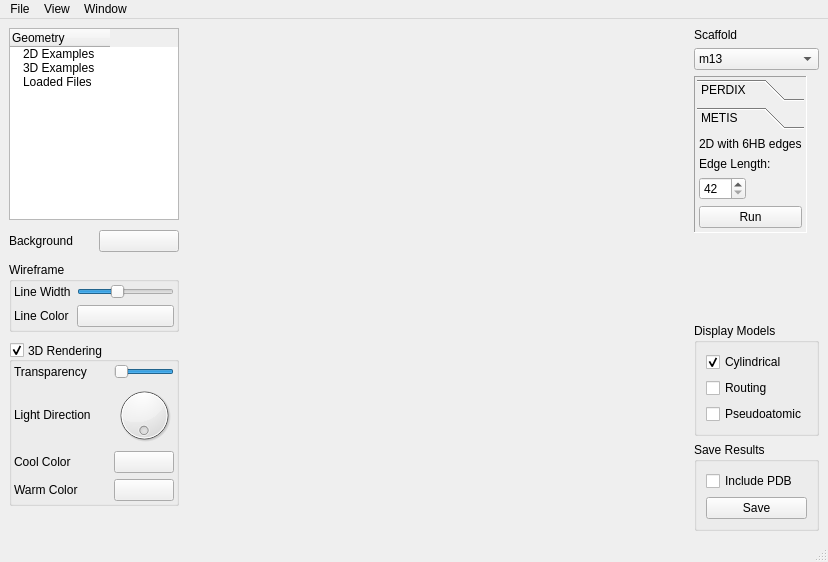
The window that ui/AthenaMainWindow.ui (lcbb/athena) describes before a commit, drawn with Qt 5.
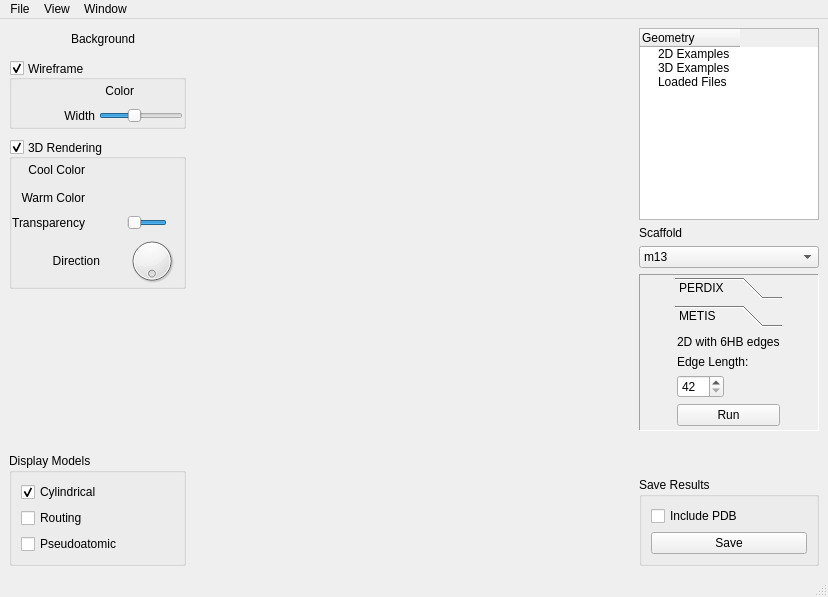
The same window after the commit. The open tabs and pages were chosen to show the change. Custom widgets are drawn as their Qt base class.

Commit message: Scramble the GUI a bit

What changed in the file:
```diff
--- a/ui/AthenaMainWindow.ui
+++ b/ui/AthenaMainWindow.ui
@@ -36,7 +36,7 @@
        <layout class="QHBoxLayout" name="upperLayout">
         <item>
          <widget class="QWidget" name="inputSidebar" native="true">
-          <layout class="QVBoxLayout" name="inputSidebarLayout" stretch="0,0,0,0,1">
+          <layout class="QVBoxLayout" name="inputSidebarLayout" stretch="0,0,0,0,0">
            <property name="spacing">
             <number>10</number>
            </property>
@@ -52,81 +52,6 @@
            <property name="bottomMargin">
             <number>0</number>
            </property>
-           <item>
-            <widget class="FileSelectionTreeWidget" name="geometryList">
-             <property name="sizePolicy">
-              <sizepolicy hsizetype="Maximum" vsizetype="Expanding">
-               <horstretch>0</horstretch>
-               <verstretch>0</verstretch>
-              </sizepolicy>
-             </property>
-             <property name="maximumSize">
-              <size>
-               <width>180</width>
-               <height>16777215</height>
-              </size>
-             </property>
-             <property name="horizontalScrollBarPolicy">
-              <enum>Qt::ScrollBarAsNeeded</enum>
-             </property>
-             <property name="editTriggers">
-              <set>QAbstractItemView::NoEditTriggers</set>
-             </property>
-             <property name="showDropIndicator" stdset="0">
-              <bool>false</bool>
-             </property>
-             <property name="textElideMode">
-              <enum>Qt::ElideNone</enum>
-             </property>
-             <property name="indentation">
-              <number>10</number>
-             </property>
-             <property name="allColumnsShowFocus">
-              <bool>true</bool>
-             </property>
-             <attribute name="headerShowSortIndicator" stdset="0">
-              <bool>false</bool>
-             </attribute>
-             <attribute name="headerStretchLastSection">
-              <bool>false</bool>
-             </attribute>
-             <column>
-              <property name="text">
-               <string>Geometry</string>
-              </property>
-             </column>
-             <item>
-              <property name="text">
-               <string>2D Examples</string>
-              </property>
-              <property name="flags">
-               <set>ItemIsEnabled</set>
-              </property>
-             </item>
-             <item>
-              <property name="text">
-               <string>3D Examples</string>
-              </property>
-              <property name="flags">
-               <set>ItemIsEnabled</set>
-              </property>
-             </item>
-             <item>
-              <property name="text">
-               <string>Loaded Files</string>
-              </property>
-              <property name="statusTip">
-               <string/>
-              </property>
-              <property name="whatsThis">
-               <string>Load custom files by choosing Load from the File menu</string>
-              </property>
-              <property name="flags">
-               <set>ItemIsEnabled</set>
-              </property>
-             </item>
-            </widget>
-           </item>
            <item>
             <layout class="QHBoxLayout" name="horizontalLayout_4">
              <property name="topMargin">
@@ -135,6 +60,19 @@
              <property name="bottomMargin">
               <number>0</number>
              </property>
+             <item>
+              <spacer name="horizontalSpacer_3">
+               <property name="orientation">
+                <enum>Qt::Horizontal</enum>
+               </property>
+               <property name="sizeHint" stdset="0">
+                <size>
+                 <width>15</width>
+                 <height>20</height>
+                </size>
+               </property>
+              </spacer>
+             </item>
              <item>
               <widget class="QLabel" name="label_3">
                <property name="text">
@@ -147,6 +85,9 @@
                <property name="text">
                 <string/>
                </property>
+               <property name="flat">
+                <bool>true</bool>
+               </property>
               </widget>
              </item>
             </layout>
@@ -154,38 +95,47 @@
            <item>
             <widget class="QGroupBox" name="groupBox">
              <property name="sizePolicy">
-              <sizepolicy hsizetype="Maximum" vsizetype="Preferred">
+              <sizepolicy hsizetype="Minimum" vsizetype="Preferred">
                <horstretch>0</horstretch>
                <verstretch>0</verstretch>
               </sizepolicy>
              </property>
              <property name="minimumSize">
               <size>
-               <width>170</width>
+               <width>0</width>
                <height>0</height>
               </size>
              </property>
              <property name="title">
               <string>Wireframe</string>
              </property>
+             <property name="alignment">
+              <set>Qt::AlignLeading|Qt::AlignLeft|Qt::AlignVCenter</set>
+             </property>
              <property name="flat">
               <bool>true</bool>
              </property>
-             <layout class="QGridLayout" name="gridLayout_3">
+             <property name="checkable">
+              <bool>true</bool>
+             </property>
+             <layout class="QGridLayout" name="gridLayout_3" columnstretch="0,0,0,0,0,0">
               <property name="leftMargin">
-               <number>2</number>
+               <number>0</number>
               </property>
               <property name="topMargin">
-               <number>2</number>
+               <number>0</number>
               </property>
               <property name="rightMargin">
-               <number>2</number>
+               <number>0</number>
               </property>
               <property name="bottomMargin">
-               <number>2</number>
+               <number>0</number>
               </property>
-              <item row="2" column="0">
-               <widget class="QLabel" name="label_15">
+              <property name="spacing">
+               <number>4</number>
+              </property>
+              <item row="2" column="1">
+               <widget class="QLabel" name="label_2">
                 <property name="sizePolicy">
                  <sizepolicy hsizetype="Maximum" vsizetype="Preferred">
                   <horstretch>0</horstretch>
@@ -193,14 +143,17 @@
                  </sizepolicy>
                 </property>
                 <property name="text">
-                 <string>Line Color</string>
+                 <string>Width</string>
+                </property>
+                <property name="alignment">
+                 <set>Qt::AlignRight|Qt::AlignTrailing|Qt::AlignVCenter</set>
                 </property>
                </widget>
               </item>
-              <item row="0" column="1">
+              <item row="2" column="2" colspan="4">
                <widget class="QSlider" name="lineWidthSlider">
                 <property name="sizePolicy">
-                 <sizepolicy hsizetype="Minimum" vsizetype="Fixed">
+                 <sizepolicy hsizetype="Maximum" vsizetype="Fixed">
                   <horstretch>0</horstretch>
                   <verstretch>0</verstretch>
                  </sizepolicy>
@@ -222,31 +175,69 @@
                 </property>
                </widget>
               </item>
-              <item row="2" column="1">
+              <item row="1" column="1" colspan="2">
+               <spacer name="horizontalSpacer_2">
+                <property name="orientation">
+                 <enum>Qt::Horizontal</enum>
+                </property>
+                <property name="sizeType">
+                 <enum>QSizePolicy::Preferred</enum>
+                </property>
+                <property name="sizeHint" stdset="0">
+                 <size>
+                  <width>2</width>
+                  <height>20</height>
+                 </size>
+                </property>
+               </spacer>
+              </item>
+              <item row="1" column="3">
+               <widget class="QLabel" name="label_15">
+                <property name="sizePolicy">
+                 <sizepolicy hsizetype="Maximum" vsizetype="Preferred">
+                  <horstretch>0</horstretch>
+                  <verstretch>0</verstretch>
+                 </sizepolicy>
+                </property>
+                <property name="text">
+                 <string>Color</string>
+                </property>
+                <property name="alignment">
+                 <set>Qt::AlignRight|Qt::AlignTrailing|Qt::AlignVCenter</set>
+                </property>
+               </widget>
+              </item>
+              <item row="1" column="4">
                <widget class="ColorButton" name="lineColorButton">
                 <property name="sizePolicy">
-                 <sizepolicy hsizetype="MinimumExpanding" vsizetype="Fixed">
+                 <sizepolicy hsizetype="Maximum" vsizetype="Fixed">
                   <horstretch>0</horstretch>
                   <verstretch>0</verstretch>
                  </sizepolicy>
                 </property>
+                <property name="layoutDirection">
+                 <enum>Qt::LeftToRight</enum>
+                </property>
                 <property name="text">
                  <string/>
                 </property>
+                <property name="flat">
+                 <bool>true</bool>
+                </property>
                </widget>
               </item>
-              <item row="0" column="0">
-               <widget class="QLabel" name="label_2">
-                <property name="sizePolicy">
-                 <sizepolicy hsizetype="Maximum" vsizetype="Preferred">
-                  <horstretch>0</horstretch>
-                  <verstretch>0</verstretch>
-                 </sizepolicy>
+              <item row="2" column="0">
+               <spacer name="horizontalSpacer_4">
+                <property name="orientation">
+                 <enum>Qt::Horizontal</enum>
                 </property>
-                <property name="text">
-                 <string>Line Width</string>
+                <property name="sizeHint" stdset="0">
+                 <size>
+                  <width>40</width>
+                  <height>20</height>
+                 </size>
                 </property>
-               </widget>
+               </spacer>
               </item>
              </layout>
             </widget>
@@ -254,7 +245,7 @@
            <item>
             <widget class="AutoResizingStackedWidget" name="renderControls">
              <property name="sizePolicy">
-              <sizepolicy hsizetype="Fixed" vsizetype="Maximum">
+              <sizepolicy hsizetype="Minimum" vsizetype="Maximum">
                <horstretch>0</horstretch>
                <verstretch>0</verstretch>
               </sizepolicy>
@@ -376,7 +367,7 @@
              </widget>
              <widget class="QWidget" name="controls_3D_container">
               <property name="sizePolicy">
-               <sizepolicy hsizetype="Fixed" vsizetype="Minimum">
+               <sizepolicy hsizetype="Minimum" vsizetype="Minimum">
                 <horstretch>0</horstretch>
                 <verstretch>0</verstretch>
                </sizepolicy>
@@ -400,14 +391,14 @@
                <item>
                 <widget class="QGroupBox" name="controls_3D">
                  <property name="sizePolicy">
-                  <sizepolicy hsizetype="Fixed" vsizetype="Preferred">
-                   <horstretch>0</horstretch>
+                  <sizepolicy hsizetype="Minimum" vsizetype="Maximum">
+                   <horstretch>1</horstretch>
                    <verstretch>0</verstretch>
                   </sizepolicy>
                  </property>
                  <property name="minimumSize">
                   <size>
-                   <width>170</width>
+                   <width>0</width>
                    <height>0</height>
                   </size>
                  </property>
@@ -426,71 +417,26 @@
                  <property name="checked">
                   <bool>true</bool>
                  </property>
-                 <layout class="QGridLayout" name="gridLayout_4" rowstretch="0,0,0,0,0" columnstretch="0,0" columnminimumwidth="0,0">
+                 <layout class="QGridLayout" name="gridLayout_4" rowstretch="0,0,0,0,0,0,0,0,0,0,0" columnstretch="0,0,0,0,0,0,0">
                   <property name="sizeConstraint">
                    <enum>QLayout::SetDefaultConstraint</enum>
                   </property>
                   <property name="leftMargin">
-                   <number>2</number>
+                   <number>0</number>
                   </property>
                   <property name="topMargin">
-                   <number>2</number>
+                   <number>0</number>
                   </property>
                   <property name="rightMargin">
-                   <number>2</number>
+                   <number>0</number>
                   </property>
                   <property name="bottomMargin">
-                   <number>2</number>
+                   <number>0</number>
                   </property>
-                  <item row="0" column="1">
-                   <widget class="QSlider" name="alphaSlider">
-                    <property name="sizePolicy">
-                     <sizepolicy hsizetype="Maximum" vsizetype="Fixed">
-                      <horstretch>0</horstretch>
-                      <verstretch>0</verstretch>
-                     </sizepolicy>
-                    </property>
-                    <property name="maximumSize">
-                     <size>
-                      <width>60</width>
-                      <height>16777215</height>
-                     </size>
-                    </property>
-                    <property name="maximum">
-                     <number>255</number>
-                    </property>
-                    <property name="value">
-                     <number>255</number>
-                    </property>
-                    <property name="orientation">
-                     <enum>Qt::Horizontal</enum>
-                    </property>
-                    <property name="invertedAppearance">
-                     <bool>true</bool>
-                    </property>
-                    <property name="invertedControls">
-                     <bool>false</bool>
-                    </property>
-                   </widget>
-                  </item>
-                  <item row="1" column="0" rowspan="2">
-                   <widget class="QLabel" name="label_14">
-                    <property name="text">
-                     <string>Light Direction</string>
-                    </property>
-                   </widget>
-                  </item>
-                  <item row="3" column="1">
-                   <widget class="ColorButton" name="coolColorButton">
-                    <property name="text">
-                     <string/>
-                    </property>
-                   </widget>
-                  </item>
-                  <item row="1" column="1" rowspan="2">
+                  <item row="9" column="4">
                    <widget class="QDial" name="lightDial">
                     <property name="sizePolicy">
-                     <sizepolicy hsizetype="Fixed" vsizetype="Fixed">
+                     <sizepolicy hsizetype="Maximum" vsizetype="Maximum">
                       <horstretch>0</horstretch>
                       <verstretch>0</verstretch>
                      </sizepolicy>
@@ -503,8 +449,8 @@
                     </property>
                     <property name="maximumSize">
                      <size>
-                      <width>60</width>
-                      <height>60</height>
+                      <width>50</width>
+                      <height>50</height>
                      </size>
                     </property>
                     <property name="minimum">
@@ -533,32 +479,113 @@
                     </property>
                    </widget>
                   </item>
-                  <item row="0" column="0">
-                   <widget class="QLabel" name="label_4">
-                    <property name="text">
-                     <string>Transparency</string>
-                    </property>
-                   </widget>
-                  </item>
-                  <item row="4" column="1">
+                  <item row="6" column="4">
                    <widget class="ColorButton" name="warmColorButton">
+                    <property name="sizePolicy">
+                     <sizepolicy hsizetype="Maximum" vsizetype="Fixed">
+                      <horstretch>0</horstretch>
+                      <verstretch>0</verstretch>
+                     </sizepolicy>
+                    </property>
                     <property name="text">
                      <string/>
                     </property>
+                    <property name="flat">
+                     <bool>true</bool>
+                    </property>
                    </widget>
                   </item>
-                  <item row="3" column="0">
+                  <item row="7" column="4" colspan="2">
+                   <widget class="QSlider" name="alphaSlider">
+                    <property name="sizePolicy">
+                     <sizepolicy hsizetype="Maximum" vsizetype="Fixed">
+                      <horstretch>0</horstretch>
+                      <verstretch>0</verstretch>
+                     </sizepolicy>
+                    </property>
+                    <property name="maximumSize">
+                     <size>
+                      <width>40</width>
+                      <height>16777215</height>
+                     </size>
+                    </property>
+                    <property name="maximum">
+                     <number>255</number>
+                    </property>
+                    <property name="value">
+                     <number>255</number>
+                    </property>
+                    <property name="orientation">
+                     <enum>Qt::Horizontal</enum>
+                    </property>
+                    <property name="invertedAppearance">
+                     <bool>true</bool>
+                    </property>
+                    <property name="invertedControls">
+                     <bool>false</bool>
+                    </property>
+                   </widget>
+                  </item>
+                  <item row="5" column="4">
+                   <widget class="ColorButton" name="coolColorButton">
+                    <property name="sizePolicy">
+                     <sizepolicy hsizetype="Maximum" vsizetype="Fixed">
+                      <horstretch>0</horstretch>
+                      <verstretch>0</verstretch>
+                     </sizepolicy>
+                    </property>
+                    <property name="text">
+                     <string/>
+                    </property>
+                    <property name="flat">
+                     <bool>true</bool>
+                    </property>
+                   </widget>
+                  </item>
+                  <item row="9" column="1" colspan="3">
+                   <widget class="QLabel" name="label_14">
+                    <property name="sizePolicy">
+                     <sizepolicy hsizetype="Maximum" vsizetype="Preferred">
+                      <horstretch>0</horstretch>
+                      <verstretch>0</verstretch>
+                     </sizepolicy>
+                    </property>
+                    <property name="text">
+                     <string>Direction</string>
+                    </property>
+                    <property name="alignment">
+                     <set>Qt::AlignRight|Qt::AlignTrailing|Qt::AlignVCenter</set>
+                    </property>
+                   </widget>
+                  </item>
+                  <item row="5" column="0" colspan="2">
                    <widget class="QLabel" name="label_8">
                     <property name="text">
                      <string>Cool Color</string>
                     </property>
+                    <property name="alignment">
+                     <set>Qt::AlignRight|Qt::AlignTrailing|Qt::AlignVCenter</set>
+                    </property>
                    </widget>
                   </item>
-                  <item row="4" column="0">
+                  <item row="7" column="0" colspan="2">
+                   <widget class="QLabel" name="label_4">
+                    <property name="text">
+                     <string>Transparency</string>
+                    </property>
+                    <property name="alignment">
+                     <set>Qt::AlignRight|Qt::AlignTrailing|Qt::AlignVCenter</set>
+                    </property>
+                   </widget>
+                  </item>
+                  <item row="6" column="0" colspan="2">
                    <widget class="QLabel" name="label_12">
                     <property name="text">
                      <string>Warm Color</string>
                     </property>
+                    <property name="alignment">
+                     <set>Qt::AlignRight|Qt::AlignTrailing|Qt::AlignVCenter</set>
+                    </property>
                    </widget>
                   </item>
                  </layout>
@@ -581,6 +608,48 @@
              </property>
             </spacer>
            </item>
+           <item>
+            <widget class="QGroupBox" name="showResultsBox">
+             <property name="sizePolicy">
+              <sizepolicy hsizetype="Minimum" vsizetype="Preferred">
+               <horstretch>0</horstretch>
+               <verstretch>0</verstretch>
+              </sizepolicy>
+             </property>
+             <property name="title">
+              <string>Display Models</string>
+             </property>
+             <layout class="QGridLayout" name="gridLayout_5">
+              <item row="0" column="0">
+               <widget class="QCheckBox" name="displayCylinderBox">
+                <property name="text">
+                 <string>Cylindrical</string>
+                </property>
+                <property name="checked">
+                 <bool>true</bool>
+                </property>
+               </widget>
+              </item>
+              <item row="1" column="0">
+               <widget class="QCheckBox" name="displayRoutingBox">
+                <property name="text">
+                 <string>Routing</string>
+                </property>
+                <property name="checked">
+                 <bool>false</bool>
+                </property>
+               </widget>
+              </item>
+              <item row="2" column="0">
+               <widget class="QCheckBox" name="displayPAtomBox">
+                <property name="text">
+                 <string>Pseudoatomic</string>
+                </property>
+               </widget>
+              </item>
+             </layout>
+            </widget>
+           </item>
           </layout>
          </widget>
         </item>
@@ -611,6 +680,81 @@
            </property>
            <item>
             <layout class="QVBoxLayout" name="verticalLayout_5">
+             <item>
+              <widget class="FileSelectionTreeWidget" name="geometryList">
+               <property name="sizePolicy">
+                <sizepolicy hsizetype="Maximum" vsizetype="Expanding">
+                 <horstretch>0</horstretch>
+                 <verstretch>0</verstretch>
+                </sizepolicy>
+               </property>
+               <property name="maximumSize">
+                <size>
+                 <width>180</width>
+                 <height>16777215</height>
+                </size>
+               </property>
+               <property name="horizontalScrollBarPolicy">
+                <enum>Qt::ScrollBarAsNeeded</enum>
+               </property>
+               <property name="editTriggers">
+                <set>QAbstractItemView::NoEditTriggers</set>
+               </property>
+               <property name="showDropIndicator" stdset="0">
+                <bool>false</bool>
+               </property>
+               <property name="textElideMode">
+                <enum>Qt::ElideNone</enum>
+               </property>
+               <property name="indentation">
+                <number>15</number>
+               </property>
+               <property name="allColumnsShowFocus">
+                <bool>true</bool>
+               </property>
+               <attribute name="headerShowSortIndicator" stdset="0">
+                <bool>false</bool>
+               </attribute>
+               <attribute name="headerStretchLastSection">
+                <bool>false</bool>
+               </attribute>
+               <column>
+                <property name="text">
+                 <string>Geometry</string>
+                </property>
+               </column>
+               <item>
+                <property name="text">
+                 <string>2D Examples</string>
+                </property>
+                <property name="flags">
+                 <set>ItemIsEnabled</set>
+                </property>
+               </item>
+               <item>
+                <property name="text">
+                 <string>3D Examples</string>
+                </property>
+                <property name="flags">
+                 <set>ItemIsEnabled</set>
+                </property>
+               </item>
+               <item>
+                <property name="text">
+                 <string>Loaded Files</string>
+                </property>
+                <property name="statusTip">
+                 <string/>
+                </property>
+                <property name="whatsThis">
+                 <string>Load custom files by choosing Load from the File menu</string>
+                </property>
+                <property name="flags">
+                 <set>ItemIsEnabled</set>
+                </property>
+               </item>
+              </widget>
+             </item>
              <item>
               <widget class="QLabel" name="label_9">
                <property name="text">
@@ -641,7 +785,7 @@
            <item>
             <widget class="AutoResizingStackedWidget" name="toolControls">
              <property name="sizePolicy">
-              <sizepolicy hsizetype="Maximum" vsizetype="Maximum">
+              <sizepolicy hsizetype="Preferred" vsizetype="Maximum">
                <horstretch>0</horstretch>
                <verstretch>0</verstretch>
               </sizepolicy>
@@ -774,7 +918,7 @@
                     <x>0</x>
                     <y>0</y>
                     <width>94</width>
-                    <height>91</height>
+                    <height>81</height>
                    </rect>
                   </property>
                   <property name="sizePolicy">
@@ -1092,42 +1236,6 @@
              </property>
             </spacer>
            </item>
-           <item>
-            <widget class="QGroupBox" name="showResultsBox">
-             <property name="title">
-              <string>Display Models</string>
-             </property>
-             <layout class="QGridLayout" name="gridLayout_5">
-              <item row="0" column="0">
-               <widget class="QCheckBox" name="displayCylinderBox">
-                <property name="text">
-                 <string>Cylindrical</string>
-                </property>
-                <property name="checked">
-                 <bool>true</bool>
-                </property>
-               </widget>
-              </item>
-              <item row="1" column="0">
-               <widget class="QCheckBox" name="displayRoutingBox">
-                <property name="text">
-                 <string>Routing</string>
-                </property>
-                <property name="checked">
-                 <bool>false</bool>
-                </property>
-               </widget>
-              </item>
-              <item row="2" column="0">
-               <widget class="QCheckBox" name="displayPAtomBox">
-                <property name="text">
-                 <string>Pseudoatomic</string>
-                </property>
-               </widget>
-              </item>
-             </layout>
-            </widget>
-           </item>
            <item>
             <widget class="QGroupBox" name="saveResultsBox">
              <property name="title">
```
Left out of the diff: 13 changed lines with no effect on the pictures.
